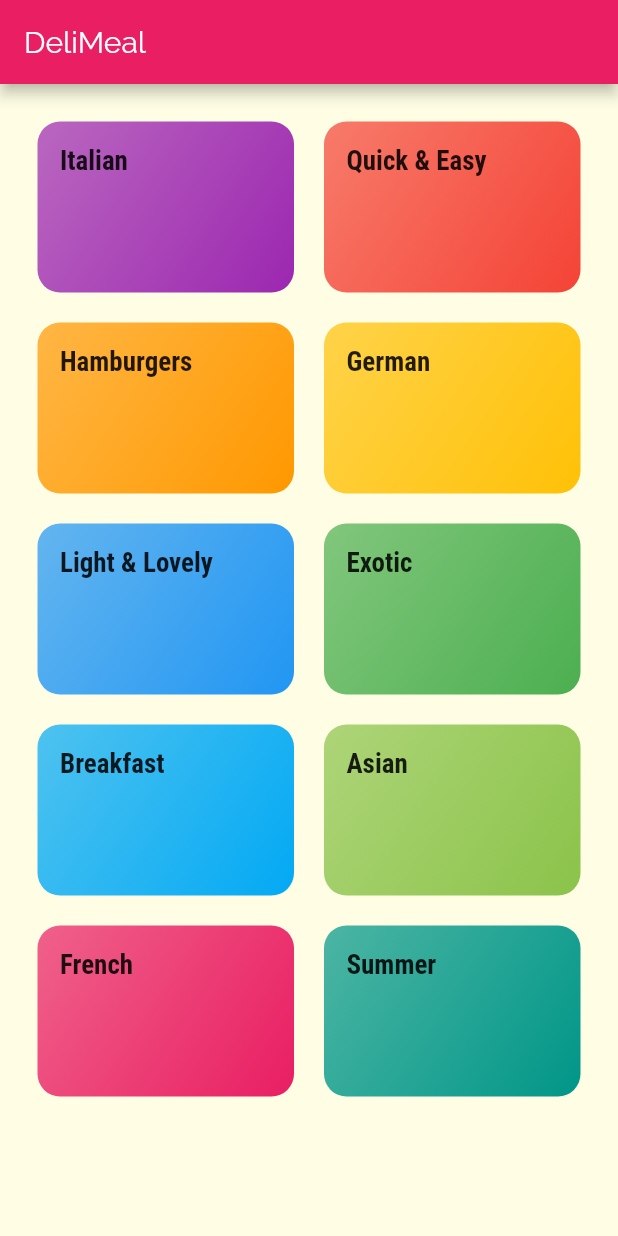
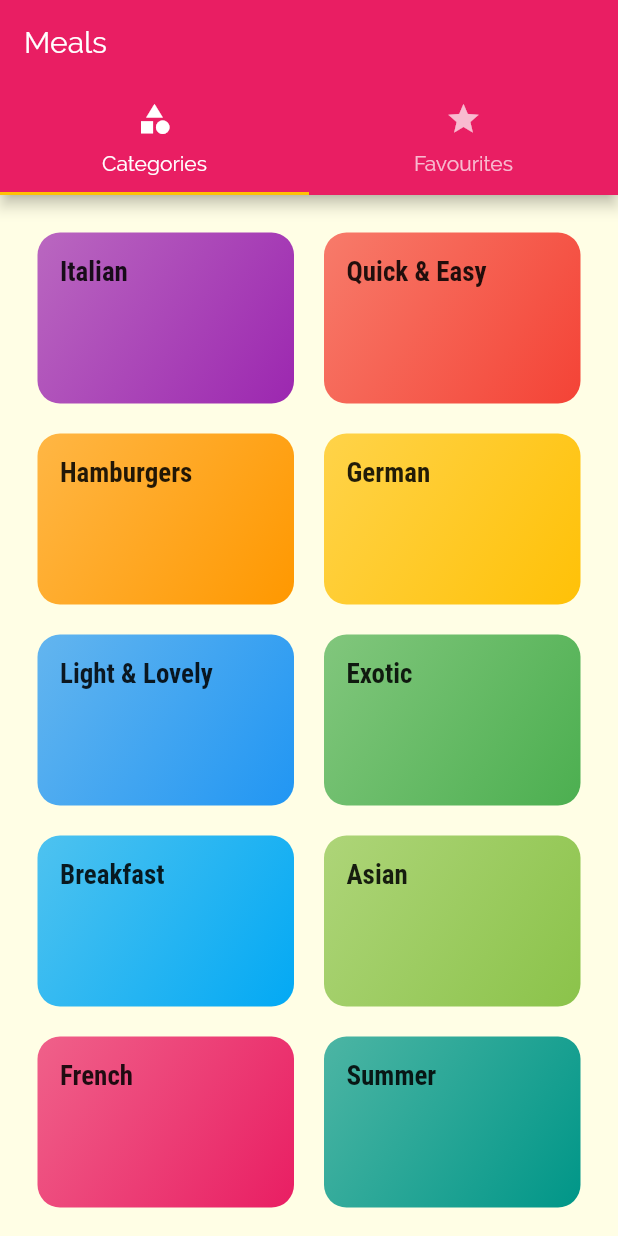
Before and after one commit to ntta/meals-app-flutter, a Flutter app: the screen it shows after launch, on a phone screen of 412 x 824 dp. Run offline on Flutter 3.47's test engine with Material 2 defaults, Android fonts, the phone set to English and light mode, and no system bars.

Commit message:
Add top tab bar

```diff
--- a/lib/main.dart
+++ b/lib/main.dart
@@ -2,6 +2,7 @@ import 'package:flutter/material.dart';
 import './screens/categories_screen.dart';
 import './screens/category_meals_screen.dart';
 import './screens/meal_detail_screen.dart';
+import './screens/tabs_screen.dart';
 
 void main() => runApp(MyApp());
 
@@ -31,7 +32,7 @@ class MyApp extends StatelessWidget {
       ),
       initialRoute: '/', // default is '/'
       routes: {
-        '/': (ctx) => CategoriesScreen(),
+        '/': (ctx) => TabsScreen(),
         CategoryMealsScreen.routeName: (ctx) => CategoryMealsScreen(),
         MealDetailScreen.routeName: (ctx) => MealDetailScreen(),
       },
--- a/lib/screens/categories_screen.dart
+++ b/lib/screens/categories_screen.dart
@@ -6,11 +6,7 @@ import '../widgets/category_item.dart';
 class CategoriesScreen extends StatelessWidget {
   @override
   Widget build(BuildContext context) {
-    return Scaffold(
-      appBar: AppBar(
-        title: const Text('DeliMeal'),
-      ),
-      body: GridView(
+    return GridView(
       padding: const EdgeInsets.all(25),
       children: DUMMY_CATEGORIES
           .map((catData) => CategoryItem(
@@ -25,7 +21,6 @@ class CategoriesScreen extends StatelessWidget {
         crossAxisSpacing: 20,
         mainAxisSpacing: 20,
       ),
-      ),
     );
   }
 }
--- /dev/null
+++ b/lib/screens/favorites_screen.dart
@@ -0,0 +1,10 @@
+import 'package:flutter/material.dart';
+
+class FavoritesScreen extends StatelessWidget {
+  @override
+  Widget build(BuildContext context) {
+    return Center(
+      child: Text('FavoritesScreen'),
+    );
+  }
+}
--- /dev/null
+++ b/lib/screens/tabs_screen.dart
@@ -0,0 +1,40 @@
+import 'package:flutter/material.dart';
+import './categories_screen.dart';
+import './favorites_screen.dart';
+
+class TabsScreen extends StatefulWidget {
+  @override
+  _TabsScreenState createState() => _TabsScreenState();
+}
+
+class _TabsScreenState extends State<TabsScreen> {
+  @override
+  Widget build(BuildContext context) {
+    return DefaultTabController(
+      length: 2,
+      child: Scaffold(
+        appBar: AppBar(
+          title: Text('Meals'),
+          bottom: TabBar(
+            tabs: <Widget>[
+              Tab(
+                icon: Icon(Icons.category),
+                text: 'Categories',
+              ),
+              Tab(
+                icon: Icon(Icons.star),
+                text: 'Favourites',
+              ),
+            ],
+          ),
+        ),
+        body: TabBarView(
+          children: <Widget>[
+            CategoriesScreen(),
+            FavoritesScreen(),
+          ],
+        ),
+      ),
+    );
+  }
+}
```
Lines whose indentation alone changed are shown as unchanged.
